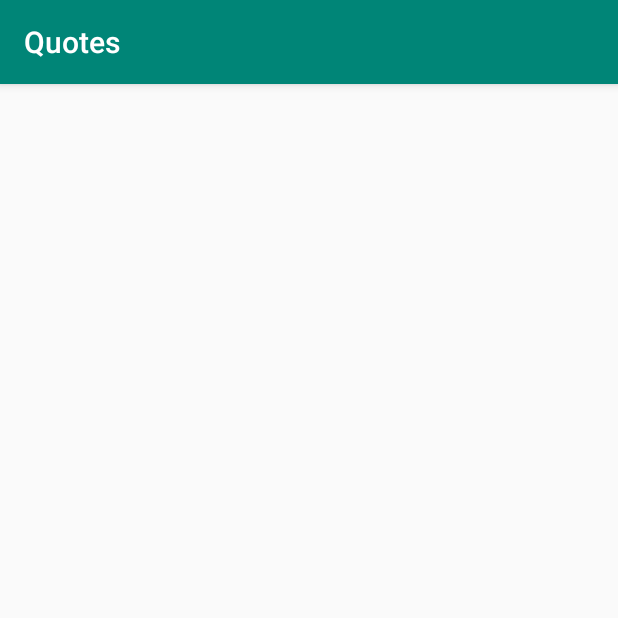
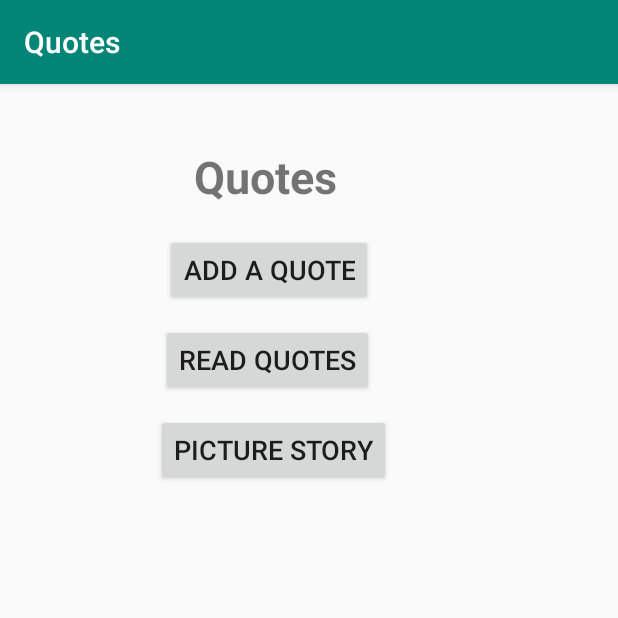
Before and after one commit to Apiyo4/Quotes, an Android app: the screen it shows after launch (MainActivity), on a phone screen of 412 x 824 dp, the top half of it. Run offline under Robolectric (Android 15) with nearby library versions, the phone set to English and light mode, and no system bars.

Commit message:
Create TextView and 3 buttons to navigate to the three activities

```diff
--- a/app/src/main/res/layout/activity_main.xml
+++ b/app/src/main/res/layout/activity_main.xml
@@ -2,4 +2,51 @@
 <RelativeLayout xmlns:android="http://schemas.android.com/apk/res/android"
     android:layout_width="match_parent" android:layout_height="match_parent">
 
+    <TextView
+        android:id="@+id/quotes"
+        android:layout_width="wrap_content"
+        android:layout_height="wrap_content"
+        android:layout_alignParentStart="true"
+        android:layout_alignParentLeft="true"
+        android:layout_alignParentTop="true"
+        android:layout_marginLeft="129dp"
+        android:layout_marginTop="41dp"
+        android:text="Quotes"
+        android:textSize="30sp"
+        android:textStyle="bold" />
+
+    <Button
+        android:id="@+id/add"
+        android:layout_width="wrap_content"
+        android:layout_height="wrap_content"
+        android:layout_alignParentStart="true"
+        android:layout_alignParentLeft="true"
+        android:layout_alignParentTop="true"
+        android:layout_marginLeft="110dp"
+        android:layout_marginTop="100dp"
+        android:text="Add a quote"
+        android:textSize="18sp" />
+
+    <Button
+        android:id="@+id/read"
+        android:layout_width="wrap_content"
+        android:layout_height="wrap_content"
+        android:layout_alignParentStart="true"
+        android:layout_alignParentLeft="true"
+        android:layout_alignParentTop="true"
+        android:layout_marginLeft="107dp"
+        android:layout_marginTop="160dp"
+        android:text="Read quotes"
+        android:textSize="18sp" />
+
+    <Button
+        android:id="@+id/button3"
+        android:layout_width="wrap_content"
+        android:layout_height="wrap_content"
+        android:layout_alignParentStart="true"
+        android:layout_alignParentLeft="true"
+        android:layout_marginLeft="104dp"
+        android:layout_marginTop="220dp"
+        android:text="Picture story"
+        android:textSize="18sp" />
 </RelativeLayout>
```
Also changed, not shown: app/src/main/res/drawable/background.jpeg (added).
